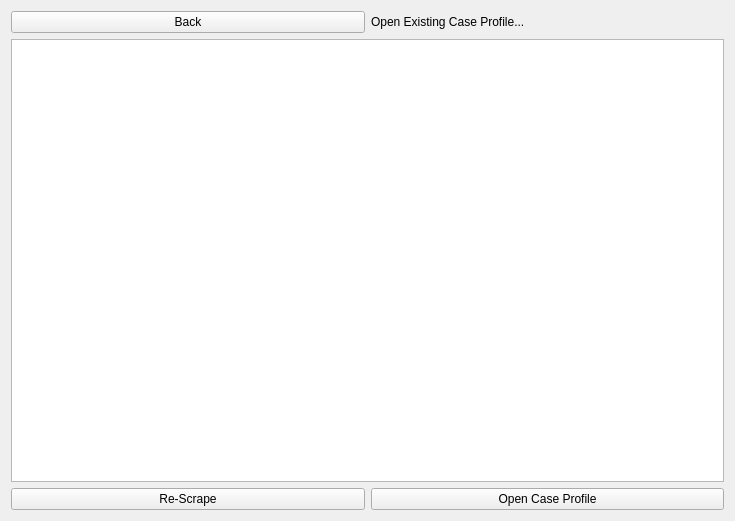
caden-maxwell/nhtsa-scrape, file src/app/ui/ProfileMenu.ui: the form before one commit.
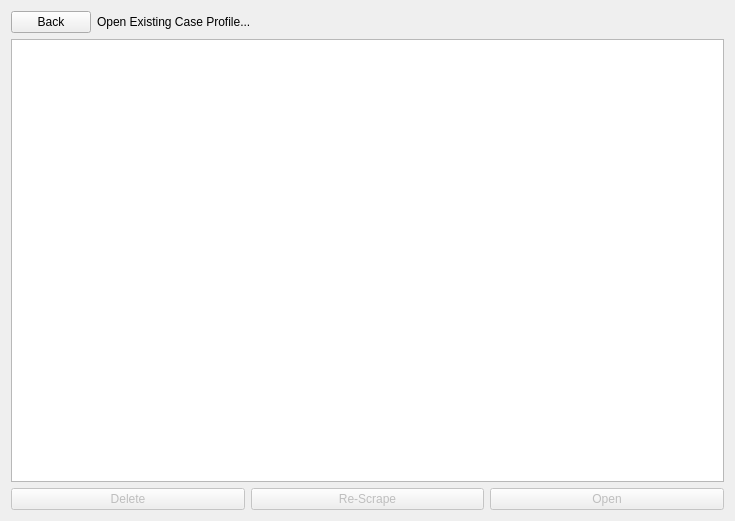
The form after the commit.

Commit message: Profile listview integrated with model

```diff
--- a/src/app/ui/ProfileMenu.ui
+++ b/src/app/ui/ProfileMenu.ui
@@ -15,7 +15,7 @@
   </property>
   <layout class="QVBoxLayout" name="verticalLayout" stretch="0,1,0">
    <item>
-    <layout class="QHBoxLayout" name="topHLayout">
+    <layout class="QHBoxLayout" name="topHLayout" stretch="0,1">
      <item>
       <widget class="QPushButton" name="backBtn">
        <property name="text">
@@ -37,10 +37,20 @@
    </item>
    <item>
     <layout class="QHBoxLayout" name="bottomHLayout">
+     <item>
+      <widget class="QPushButton" name="deleteBtn">
+       <property name="enabled">
+        <bool>false</bool>
+       </property>
+       <property name="text">
+        <string>Delete</string>
+       </property>
+      </widget>
+     </item>
      <item>
       <widget class="QPushButton" name="rescrapeBtn">
        <property name="enabled">
-        <bool>true</bool>
+        <bool>false</bool>
        </property>
        <property name="text">
         <string>Re-Scrape</string>
@@ -59,16 +69,16 @@
      <item>
       <widget class="QPushButton" name="openBtn">
        <property name="enabled">
-        <bool>true</bool>
+        <bool>false</bool>
        </property>
        <property name="text">
-        <string>Open Case Profile</string>
+        <string>Open</string>
        </property>
        <property name="autoDefault">
         <bool>false</bool>
        </property>
        <property name="default">
-        <bool>false</bool>
+        <bool>true</bool>
        </property>
       </widget>
      </item>
```
The commit also changes 6 other files.
